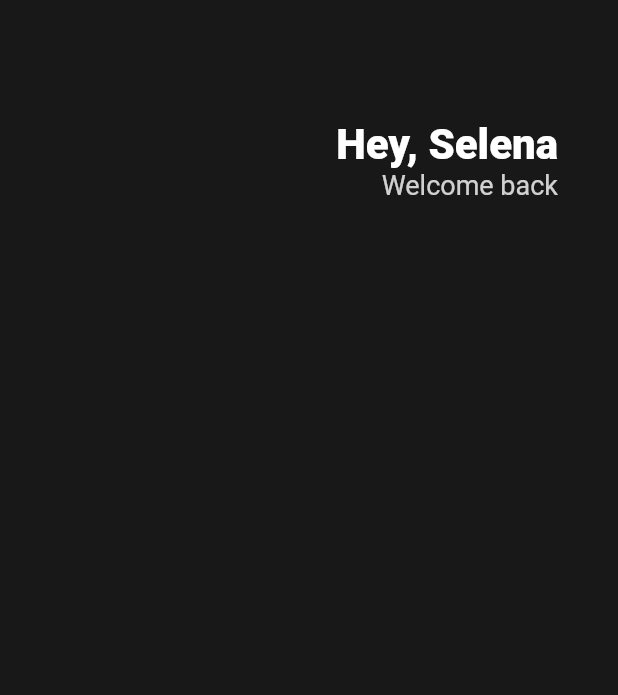
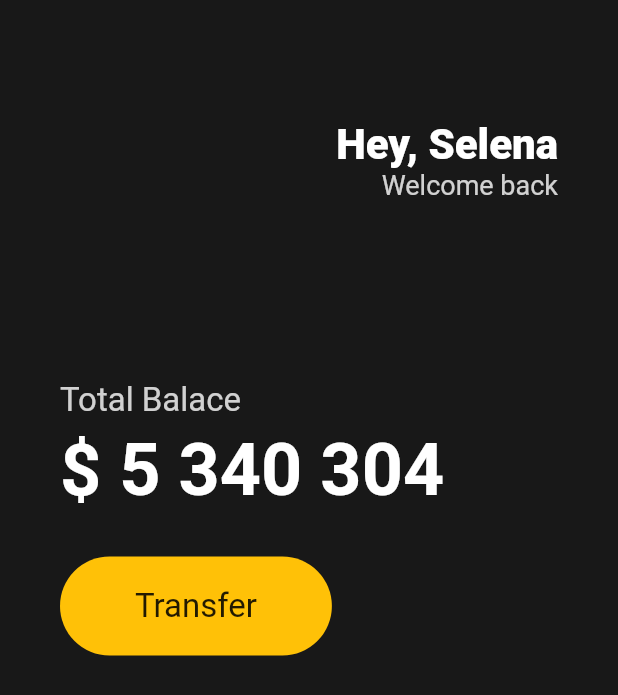
Before and after one commit to es5es5/toonflix, a Flutter app: the screen it shows after launch, on a phone screen of 412 x 824 dp. Shown: the top 695 px of the screen. Run offline on Flutter 3.47's test engine with Material 2 defaults, Android fonts, the phone set to English and light mode, and no system bars.

Commit message:
#3.2 Buttons Section

```diff
--- a/lib/main.dart
+++ b/lib/main.dart
@@ -13,6 +13,7 @@ class App extends StatelessWidget {
         body: Padding(
           padding: EdgeInsets.symmetric(horizontal: 40),
           child: Column(
+            crossAxisAlignment: CrossAxisAlignment.start,
             children: [
               SizedBox(
                 height: 80,
@@ -41,6 +42,52 @@ class App extends StatelessWidget {
                     ],
                   )
                 ],
+              ),
+              SizedBox(
+                height: 120,
+              ),
+              Text(
+                'Total Balace',
+                style: TextStyle(
+                  fontSize: 22,
+                  color: Colors.white.withOpacity(0.8),
+                ),
+              ),
+              SizedBox(
+                height: 5,
+              ),
+              Text(
+                '\$ 5 340 304',
+                style: TextStyle(
+                  fontSize: 48,
+                  fontWeight: FontWeight.w600,
+                  color: Colors.white,
+                ),
+              ),
+              SizedBox(
+                height: 30,
+              ),
+              Row(
+                children: [
+                  Container(
+                    decoration: BoxDecoration(
+                      borderRadius: BorderRadius.circular(45),
+                      color: Colors.amber,
+                    ),
+                    child: Padding(
+                      padding: const EdgeInsets.symmetric(
+                        vertical: 20,
+                        horizontal: 50,
+                      ),
+                      child: Text(
+                        'Transfer',
+                        style: TextStyle(
+                          fontSize: 22,
+                        ),
+                      ),
+                    ),
+                  )
+                ],
               )
             ],
           ),
```
